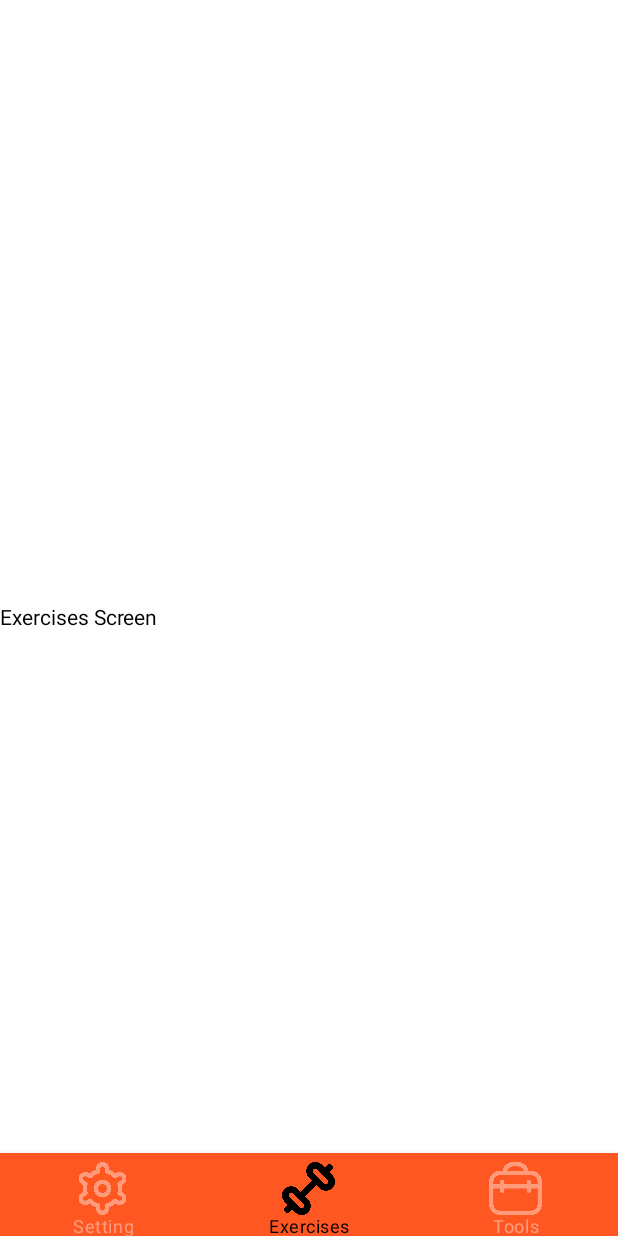
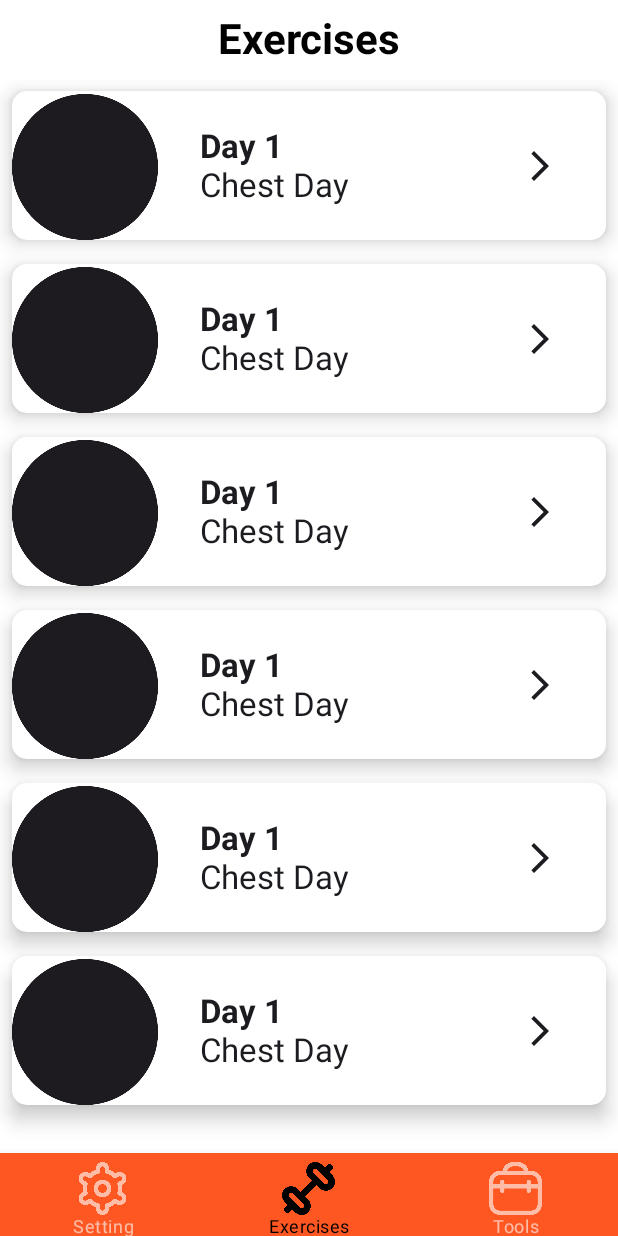
Before and after one commit to abdallahalnagar188/GymForce, an Android app built with Jetpack Compose: the screen it shows after launch (MainActivity), on a phone screen of 412 x 824 dp. Run offline under Robolectric (Android 15) with nearby library versions, the phone set to English and light mode, and no system bars.

Commit message:
create training card v1

```diff
--- a/app/src/main/java/com/example/gymforce/navigation/BottomNavItem.kt
+++ b/app/src/main/java/com/example/gymforce/navigation/BottomNavItem.kt
@@ -4,7 +4,7 @@ import com.example.gymforce.R
 
 sealed class BottomNavItem(var title:String, var icon:Int, var screen_route:String) {
 
-    object Setting : BottomNavItem("Setting", R.drawable.setting, "setting")
-    object Exercises : BottomNavItem("Exercises", R.drawable.img_2, "exercises")
-    object Tools : BottomNavItem("Tools", R.drawable.img_1, "tools")
+    data object Setting : BottomNavItem("Setting", R.drawable.setting, "setting")
+    data object Exercises : BottomNavItem("Exercises", R.drawable.img_2, "exercises")
+    data object Tools : BottomNavItem("Tools", R.drawable.img_1, "tools")
 }
--- a/app/src/main/java/com/example/gymforce/navigation/BottomNavigation.kt
+++ b/app/src/main/java/com/example/gymforce/navigation/BottomNavigation.kt
@@ -42,7 +42,7 @@ fun MyBottomNavigation(navController: NavController) {
                     )
                 },
                 selectedContentColor = Color.Black,
-                unselectedContentColor = Color.White.copy(0.4f),
+                unselectedContentColor = Color.White.copy(0.6f),
                 alwaysShowLabel = true,
                 selected = currentRoute == item.screen_route,
                 onClick = {
--- a/app/src/main/java/com/example/gymforce/screens/Exercises/ExercisesContent.kt
+++ b/app/src/main/java/com/example/gymforce/screens/Exercises/ExercisesContent.kt
@@ -3,14 +3,16 @@ package com.example.gymforce.screens.Exercises
 import androidx.compose.foundation.layout.Arrangement
 import androidx.compose.foundation.layout.Column
 import androidx.compose.foundation.layout.fillMaxSize
-import androidx.compose.material3.Text
 import androidx.compose.runtime.Composable
+import androidx.compose.ui.Alignment
 import androidx.compose.ui.Modifier
+import com.example.gymforce.R
 
 @Composable
 fun ExercisesContent() {
-    Column(modifier = Modifier.fillMaxSize(),Arrangement.Center) {
-        Text(text = "Exercises Screen")
+    Column(modifier = Modifier.fillMaxSize(), Arrangement.Top,Alignment.CenterHorizontally) {
+        ExercisesTopBar()
+        ExercisesLazyColumn()
 
     }
 
--- /dev/null
+++ b/app/src/main/java/com/example/gymforce/screens/Exercises/ExercisesLazyColumn.kt
@@ -0,0 +1,19 @@
+package com.example.gymforce.screens.Exercises
+
+import androidx.compose.foundation.layout.fillMaxSize
+import androidx.compose.foundation.lazy.LazyColumn
+import androidx.compose.runtime.Composable
+import androidx.compose.ui.Modifier
+import com.example.gymforce.R
+
+@Composable
+fun ExercisesLazyColumn() {
+    LazyColumn (
+        modifier = Modifier.fillMaxSize()
+    ){
+        items(6){
+            TrainingCard(name = "Chest Day ", day ="Day 1" , image =R.drawable.icon_app )
+        }
+
+    }
+}
--- /dev/null
+++ b/app/src/main/java/com/example/gymforce/screens/Exercises/ExercisesTopBar.kt
@@ -0,0 +1,35 @@
+package com.example.gymforce.screens.Exercises
+
+import androidx.compose.foundation.layout.Arrangement
+import androidx.compose.foundation.layout.Row
+import androidx.compose.foundation.layout.padding
+import androidx.compose.material3.Text
+import androidx.compose.runtime.Composable
+import androidx.compose.ui.Alignment
+import androidx.compose.ui.Modifier
+import androidx.compose.ui.graphics.Color
+import androidx.compose.ui.text.font.FontFamily
+import androidx.compose.ui.text.font.FontWeight
+import androidx.compose.ui.unit.dp
+import androidx.compose.ui.unit.sp
+
+@Composable
+fun ExercisesTopBar() {
+    Row(
+        verticalAlignment = Alignment.CenterVertically,
+        horizontalArrangement = Arrangement.Center
+    ) {
+        Text(
+            text = "Exercises",
+            color = Color.Black,
+            fontFamily = FontFamily.Default,
+            fontSize = 28.sp,
+            fontWeight = FontWeight.Bold,
+            modifier = Modifier
+                .padding(10.dp)
+                .align(
+                    Alignment.CenterVertically
+                )
+        )
+    }
+}
--- /dev/null
+++ b/app/src/main/java/com/example/gymforce/screens/Exercises/TrainingCard.kt
@@ -0,0 +1,58 @@
+package com.example.gymforce.screens.Exercises
+
+import androidx.compose.foundation.layout.Column
+import androidx.compose.foundation.layout.Row
+import androidx.compose.foundation.layout.Spacer
+import androidx.compose.foundation.layout.fillMaxWidth
+import androidx.compose.foundation.layout.height
+import androidx.compose.foundation.layout.padding
+import androidx.compose.foundation.layout.width
+import androidx.compose.foundation.shape.RoundedCornerShape
+import androidx.compose.material3.Card
+import androidx.compose.material3.CardDefaults
+import androidx.compose.material3.Icon
+import androidx.compose.material3.Text
+import androidx.compose.runtime.Composable
+import androidx.compose.ui.Alignment
+import androidx.compose.ui.Modifier
+import androidx.compose.ui.graphics.Color
+import androidx.compose.ui.res.painterResource
+import androidx.compose.ui.text.font.FontWeight
+import androidx.compose.ui.unit.dp
+import androidx.compose.ui.unit.sp
+import com.example.gymforce.R
+
+@Composable
+fun TrainingCard(name: String, day: String, image: Int) {
+    Card(
+        modifier = Modifier
+            .fillMaxWidth()
+            .height(115.dp)
+            .padding(8.dp), colors = CardDefaults.cardColors(containerColor = Color.White),
+        shape = RoundedCornerShape(10.dp),
+        elevation = CardDefaults.cardElevation(
+            defaultElevation = 8.dp
+        )
+    ) {
+        Row(verticalAlignment = Alignment.CenterVertically) {
+            Icon(
+                painter = painterResource(id = image),
+                contentDescription = "",
+                modifier = Modifier
+                    .padding(end = 8.dp, top = 2.dp)
+                    .align(Alignment.CenterVertically)
+            )
+            Spacer(modifier = Modifier.width(20.dp))
+            Column {
+                Text(text = day, fontSize = 22.sp, fontWeight = FontWeight.Bold)
+                Text(text = name, fontSize = 22.sp, fontWeight = FontWeight.Normal)
+            }
+            Icon(
+                painter = painterResource(id = R.drawable.icon_arrow),
+                contentDescription = "icon go to training Screen ",
+                modifier = Modifier.padding(start = 110.dp)
+            )
+        }
+
+    }
+}
--- a/app/src/main/java/com/example/gymforce/screens/splash/SplashContent.kt
+++ b/app/src/main/java/com/example/gymforce/screens/splash/SplashContent.kt
@@ -23,5 +23,6 @@ fun SplashContent() {
                 painterResource(id = R.drawable.icon_app),
             )
     ) {
+
     }
 }
--- /dev/null
+++ b/app/src/main/res/drawable/icon_arrow.xml
@@ -0,0 +1,5 @@
+<vector xmlns:android="http://schemas.android.com/apk/res/android" android:autoMirrored="true" android:height="24dp" android:tint="#000000" android:viewportHeight="24" android:viewportWidth="24" android:width="24dp">
+
+    <path android:fillColor="@android:color/white" android:pathData="M6.23,20.23l1.77,1.77l10,-10l-10,-10l-1.77,1.77l8.23,8.23z"/>
+
+</vector>
```
Also changed, not shown: app/src/main/res/drawable/chest.png (added).
